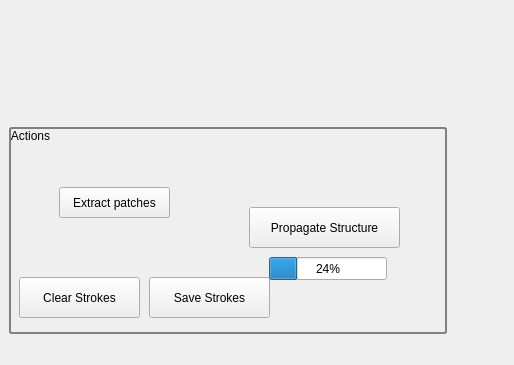
Above: form.ui from daviddoria/StructurePropagation before the change; both pictures show x 0 to 514 and y 535 to 900 of the 900 by 900 pixel window. Below: the same form after it.
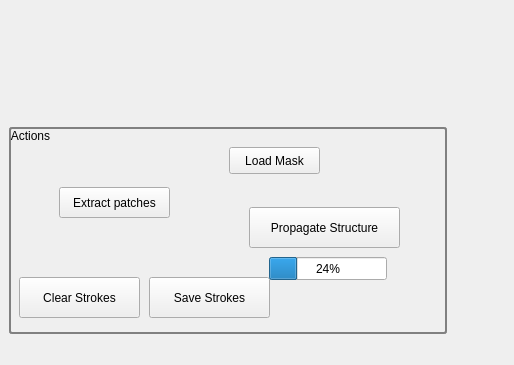
That is the form after the change. Custom widgets are drawn as their Qt base class.

Patch:
```diff
--- a/form.ui
+++ b/form.ui
@@ -126,6 +126,19 @@
           <string>Extract patches</string>
          </property>
         </widget>
+        <widget class="QPushButton" name="btnLoadMask">
+         <property name="geometry">
+          <rect>
+           <x>220</x>
+           <y>20</y>
+           <width>91</width>
+           <height>27</height>
+          </rect>
+         </property>
+         <property name="text">
+          <string>Load Mask</string>
+         </property>
+        </widget>
        </widget>
       </item>
      </layout>
```
Left out of the diff: 2 changed lines with no effect on the pictures.
